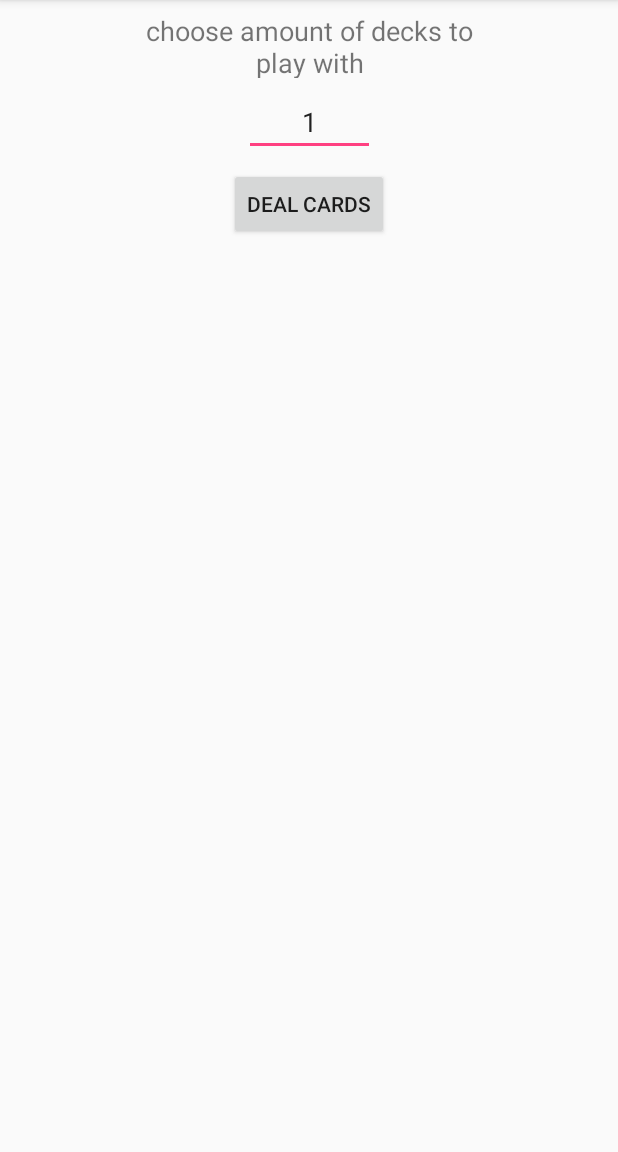
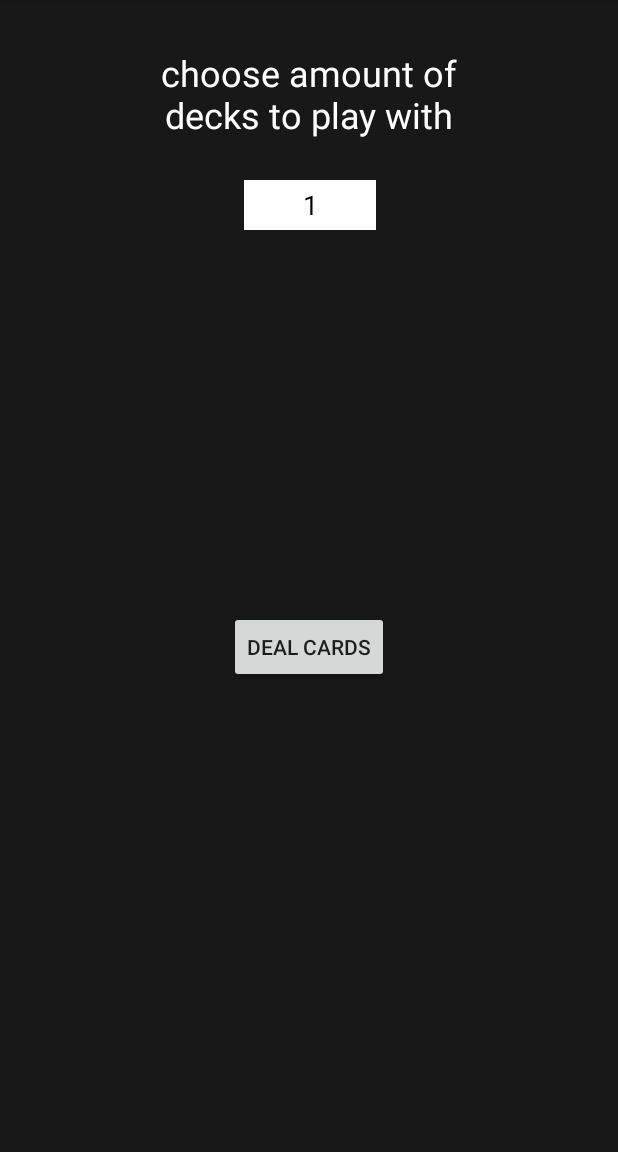
Before and after one commit to Kylemiller995/AndroidCardGame, an Android app: the GameSettingsActivity screen opened directly, with no data from a screen before it, on a phone screen of 412 x 824 dp, the part 84-1236 px from its top. Run offline under Robolectric (Android 15) with nearby library versions, the phone set to English and light mode, and no system bars.

Commit message:
add setting styling

```diff
--- a/App/MyApplication/app/src/main/res/layout/activity_game_settings.xml
+++ b/App/MyApplication/app/src/main/res/layout/activity_game_settings.xml
@@ -4,7 +4,8 @@
     xmlns:tools="http://schemas.android.com/tools"
     android:layout_width="match_parent"
     android:layout_height="match_parent"
-    tools:context="com.example.kylemiller.cardgame.GameSettingsActivity">
+    tools:context="com.example.kylemiller.cardgame.GameSettingsActivity"
+    android:background="@color/colorPrimary">
 
     <Button
         android:id="@+id/startGameButton"
@@ -12,7 +13,7 @@
         android:layout_height="wrap_content"
         android:layout_marginLeft="8dp"
         android:layout_marginRight="8dp"
-        android:layout_marginTop="8dp"
+        android:layout_marginTop="254dp"
         android:onClick="onDealCardsButtonClicked"
         android:text="@string/play_game"
         app:layout_constraintLeft_toLeftOf="parent"
@@ -21,32 +22,37 @@
 
     <EditText
         android:id="@+id/amount_of_decks_input"
-        android:layout_width="87dp"
-        android:layout_height="44dp"
+        android:layout_width="88dp"
+        android:layout_height="33dp"
         android:layout_marginLeft="8dp"
         android:layout_marginRight="8dp"
-        android:layout_marginTop="8dp"
+        android:layout_marginTop="22dp"
+        android:background="@android:color/white"
         android:ems="10"
         android:hint="Pick Here!"
         android:inputType="number"
         android:text="1"
         android:textAlignment="center"
+        android:textColor="@android:color/black"
+        android:textColorHint="@android:color/white"
+        app:layout_constraintHorizontal_bias="0.503"
         app:layout_constraintLeft_toLeftOf="parent"
         app:layout_constraintRight_toRightOf="parent"
         app:layout_constraintTop_toBottomOf="@+id/textView2" />
 
     <TextView
         android:id="@+id/textView2"
-        android:layout_width="246dp"
-        android:layout_height="44dp"
+        android:layout_width="248dp"
+        android:layout_height="66dp"
+        android:layout_marginLeft="8dp"
+        android:layout_marginRight="8dp"
+        android:layout_marginTop="32dp"
         android:text="@string/choose_amount"
         android:textAlignment="center"
-        android:textSize="18sp"
-        app:layout_constraintTop_toTopOf="parent"
-        android:layout_marginTop="8dp"
-        android:layout_marginLeft="8dp"
+        android:textColor="@android:color/white"
+        android:textSize="24sp"
         app:layout_constraintLeft_toLeftOf="parent"
-        android:layout_marginRight="8dp"
-        app:layout_constraintRight_toRightOf="parent" />
+        app:layout_constraintRight_toRightOf="parent"
+        app:layout_constraintTop_toTopOf="parent" />
 
 </android.support.constraint.ConstraintLayout>
--- a/App/MyApplication/app/src/main/res/layout/activity_home.xml
+++ b/App/MyApplication/app/src/main/res/layout/activity_home.xml
@@ -31,7 +31,8 @@
         android:text="@string/profiles_home"
         app:layout_constraintLeft_toLeftOf="parent"
         app:layout_constraintRight_toRightOf="parent"
-        app:layout_constraintTop_toBottomOf="@+id/play_button_home" />
+        app:layout_constraintTop_toBottomOf="@+id/play_button_home"
+        />
 
     <Button
         android:id="@+id/highscore_button_home"
@@ -59,4 +60,6 @@
         app:layout_constraintTop_toTopOf="parent"
         android:layout_marginTop="16dp" />
 
+
+
 </android.support.constraint.ConstraintLayout>
```
